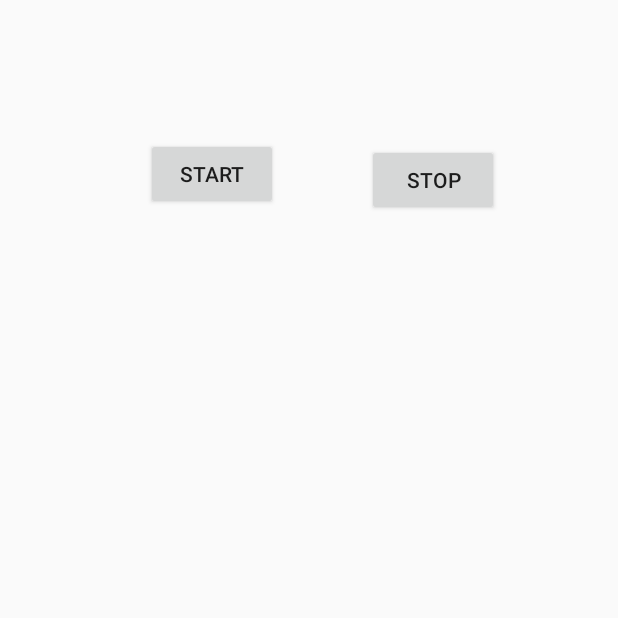
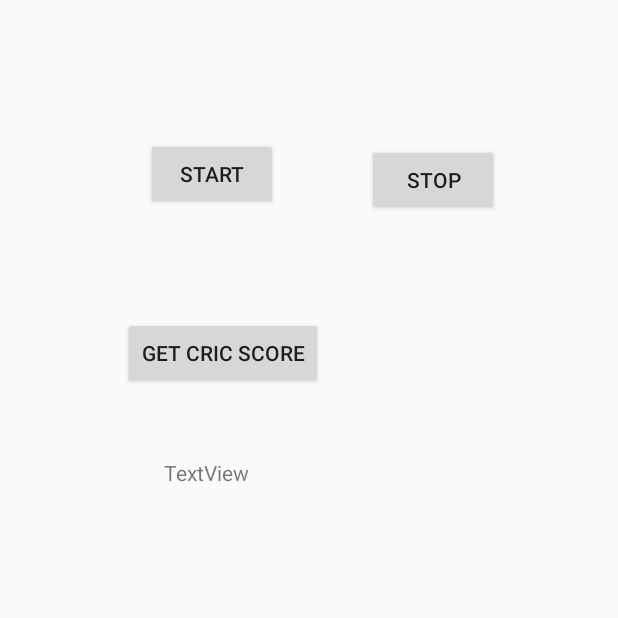
Before and after one commit to abdultanveer/harman, an Android app built with Jetpack Compose: the screen it shows after launch (DemoActivity), on a phone screen of 412 x 824 dp, the top half of it. Run offline under Robolectric (Android 15) with nearby library versions, the phone set to English and light mode, and no system bars.

Commit message:
bound sevices

```diff
--- a/app/src/main/java/com/example/harman/DemoActivity.kt
+++ b/app/src/main/java/com/example/harman/DemoActivity.kt
@@ -1,17 +1,28 @@
 package com.example.harman
 
+import android.content.ComponentName
 import android.content.Intent
+import android.content.ServiceConnection
 import android.os.Bundle
+import android.os.IBinder
 import android.view.View
+import android.widget.TextView
 import androidx.activity.enableEdgeToEdge
 import androidx.appcompat.app.AppCompatActivity
 import androidx.core.view.ViewCompat
 import androidx.core.view.WindowInsetsCompat
 
 class DemoActivity : AppCompatActivity() {
+
+    private lateinit var mService: CricService
+    lateinit var scoretv:TextView
+    //im not invoking the constructor of cricscore service
+
     override fun onCreate(savedInstanceState: Bundle?) {
         super.onCreate(savedInstanceState)
         setContentView(R.layout.activity_demo)
+
+        scoretv = findViewById(R.id.textView)
 
     }
 
@@ -30,4 +41,25 @@ class DemoActivity : AppCompatActivity() {
          stopService(mIntent)
 
     }
+
+    fun getScore(view: View) {
+        var cIntent = Intent(this,CricService::class.java)
+
+        bindService(cIntent,connection, BIND_AUTO_CREATE)//1
+    }
+
+    private val connection = object : ServiceConnection {
+
+        override fun onServiceConnected(className: ComponentName, service: IBinder) {
+            // We've bound to LocalService, cast the IBinder and get LocalService instance.
+            val binder = service as CricService.LocalBinder//4
+            mService = binder.getService()//5
+          var score =  mService.currCricScore
+            scoretv.setText("current score is "+score)
+        }
+
+        override fun onServiceDisconnected(arg0: ComponentName) {
+        }
+    }
+
 }
--- a/app/src/main/res/layout/activity_demo.xml
+++ b/app/src/main/res/layout/activity_demo.xml
@@ -28,4 +28,25 @@
         android:text="stop"
         app:layout_constraintEnd_toEndOf="parent"
         app:layout_constraintTop_toTopOf="@+id/button" />
+
+    <Button
+        android:id="@+id/button3"
+        android:layout_width="wrap_content"
+        android:layout_height="wrap_content"
+        android:layout_marginStart="82dp"
+        android:layout_marginTop="71dp"
+        android:onClick="getScore"
+        android:text="get cric score"
+        app:layout_constraintStart_toStartOf="parent"
+        app:layout_constraintTop_toBottomOf="@+id/button" />
+
+    <TextView
+        android:id="@+id/textView"
+        android:layout_width="wrap_content"
+        android:layout_height="wrap_content"
+        android:layout_marginStart="27dp"
+        android:layout_marginTop="46dp"
+        android:text="TextView"
+        app:layout_constraintStart_toStartOf="@+id/button3"
+        app:layout_constraintTop_toBottomOf="@+id/button3" />
 </androidx.constraintlayout.widget.ConstraintLayout>
```
Also changed, not shown: app/src/main/AndroidManifest.xml (+6 -3 lines), app/src/main/java/com/example/harman/CricService.kt (added, +34 -0 lines).
